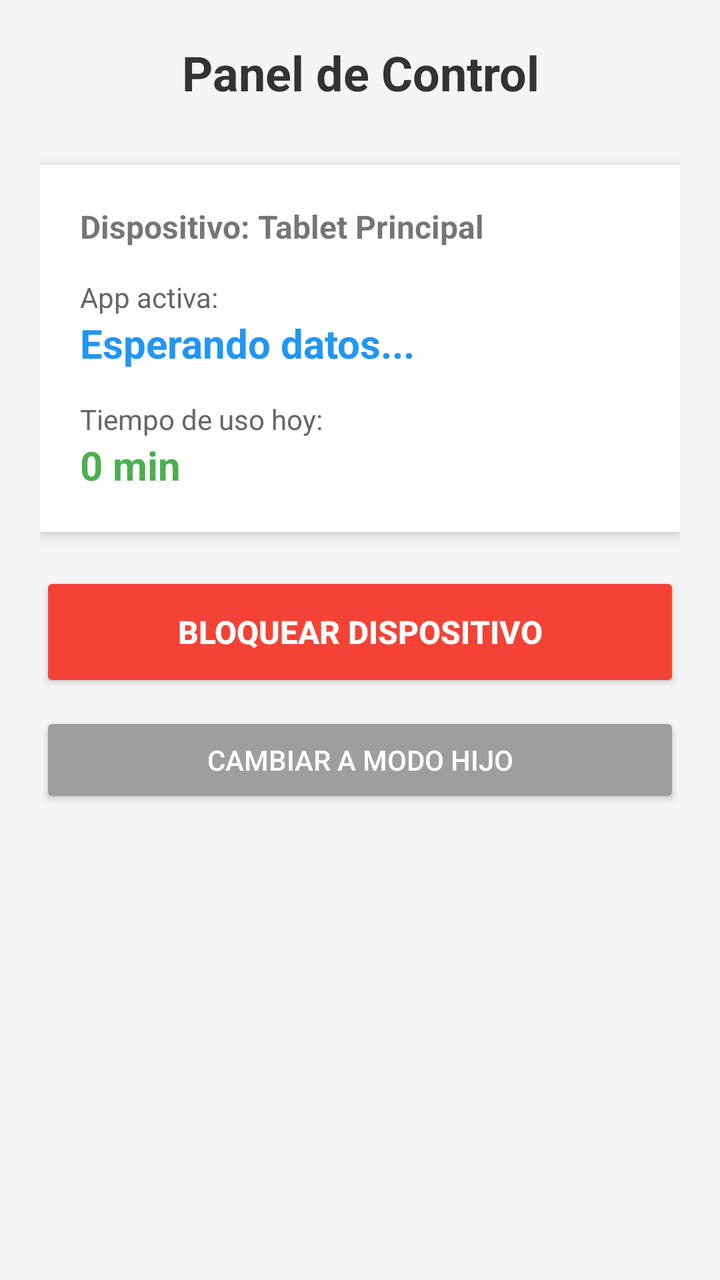
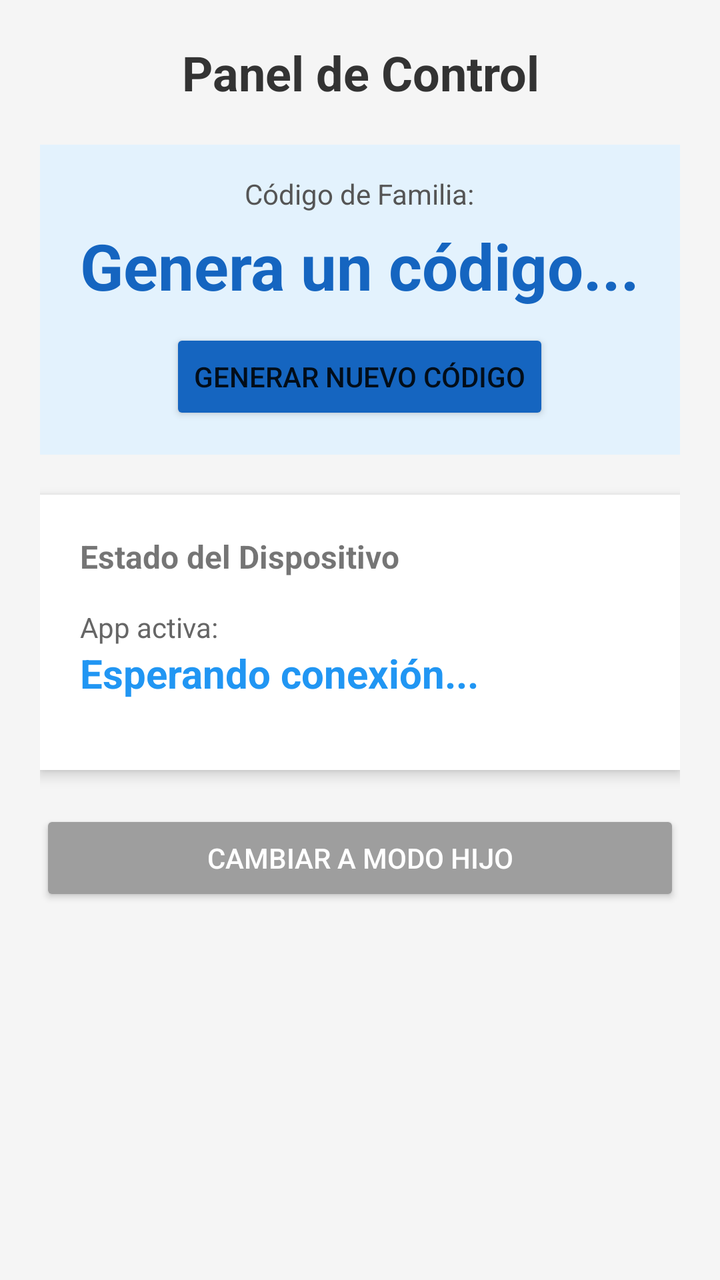

Before-and-after screenshots of an Android layout around one commit, followed by the original layout XML and the change that was made.
<!-- AndroidManifest.xml: application theme AppTheme -->
<!-- res/layout/activity_padre.xml -->
<?xml version="1.0" encoding="utf-8"?>
<LinearLayout xmlns:android="http://schemas.android.com/apk/res/android"
    android:layout_width="match_parent"
    android:layout_height="match_parent"
    android:orientation="vertical"
    android:padding="20dp"
    android:background="#F5F5F5">

    <TextView
        android:layout_width="match_parent"
        android:layout_height="wrap_content"
        android:text="Panel de Control"
        android:textSize="24sp"
        android:textStyle="bold"
        android:textColor="#333333"
        android:gravity="center"
        android:layout_marginBottom="30dp" />

    
    <LinearLayout
        android:layout_width="match_parent"
        android:layout_height="wrap_content"
        android:orientation="vertical"
        android:background="#FFFFFF"
        android:padding="20dp"
        android:layout_marginBottom="20dp"
        android:elevation="4dp">

        <TextView
            android:layout_width="wrap_content"
            android:layout_height="wrap_content"
            android:text="Dispositivo: Tablet Principal"
            android:textSize="16sp"
            android:textStyle="bold"
            android:layout_marginBottom="15dp" />

        <TextView
            android:layout_width="wrap_content"
            android:layout_height="wrap_content"
            android:text="App activa:"
            android:textSize="14sp"
            android:textColor="#666666" />

        <TextView
            android:id="@+id/tv_app_activa"
            android:layout_width="wrap_content"
            android:layout_height="wrap_content"
            android:text="Esperando datos..."
            android:textSize="20sp"
            android:textStyle="bold"
            android:textColor="#2196F3"
            android:layout_marginBottom="15dp" />

        <TextView
            android:layout_width="wrap_content"
            android:layout_height="wrap_content"
            android:text="Tiempo de uso hoy:"
            android:textSize="14sp"
            android:textColor="#666666" />

        <TextView
            android:id="@+id/tv_tiempo_uso"
            android:layout_width="wrap_content"
            android:layout_height="wrap_content"
            android:text="0 min"
            android:textSize="20sp"
            android:textStyle="bold"
            android:textColor="#4CAF50" />

    </LinearLayout>

    
    <Button
        android:id="@+id/btn_bloquear"
        android:layout_width="match_parent"
        android:layout_height="60dp"
        android:text="BLOQUEAR DISPOSITIVO"
        android:textSize="16sp"
        android:textStyle="bold"
        android:backgroundTint="#F44336"
        android:textColor="#FFFFFF"
        android:layout_marginBottom="10dp" />

    <Button
        android:id="@+id/btn_cambiar_rol"
        android:layout_width="match_parent"
        android:layout_height="wrap_content"
        android:text="Cambiar a Modo Hijo"
        android:backgroundTint="#9E9E9E"
        android:textColor="#FFFFFF" />

</LinearLayout>
<!-- resources referenced by this layout -->
<resources>
  <style name="AppTheme" parent="android:Theme.Material.Light.NoActionBar">
          <item name="android:colorPrimary">#6200EE</item>
          <item name="android:colorPrimaryDark">#3700B3</item>
          <item name="android:colorAccent">#03DAC5</item>
      </style>
</resources>

<!-- the commit's change to res/layout/activity_padre.xml (unified diff, before → after) -->
@@ -14,7 +14,43 @@
         android:textStyle="bold"
         android:textColor="#333333"
         android:gravity="center"
-        android:layout_marginBottom="30dp" />
+        android:layout_marginBottom="20dp" />
+
+    
+    <LinearLayout
+        android:layout_width="match_parent"
+        android:layout_height="wrap_content"
+        android:orientation="vertical"
+        android:background="#E3F2FD"
+        android:padding="15dp"
+        android:layout_marginBottom="20dp"
+        android:gravity="center">
+
+        <TextView
+            android:layout_width="wrap_content"
+            android:layout_height="wrap_content"
+            android:text="Código de Familia:"
+            android:textSize="14sp"
+            android:textColor="#555" />
+
+        <TextView
+            android:id="@+id/tv_codigo_familia"
+            android:layout_width="wrap_content"
+            android:layout_height="wrap_content"
+            android:text="Genera un código..."
+            android:textSize="32sp"
+            android:textStyle="bold"
+            android:textColor="#1565C0"
+            android:layout_marginTop="5dp" />
+
+        <Button
+            android:id="@+id/btn_generar_codigo"
+            android:layout_width="wrap_content"
+            android:layout_height="wrap_content"
+            android:text="Generar Nuevo Código"
+            android:layout_marginTop="10dp"
+            android:backgroundTint="#1565C0" />
+    </LinearLayout>
 
     
     <LinearLayout
@@ -29,7 +65,7 @@
         <TextView
             android:layout_width="wrap_content"
             android:layout_height="wrap_content"
-            android:text="Dispositivo: Tablet Principal"
+            android:text="Estado del Dispositivo"
             android:textSize="16sp"
             android:textStyle="bold"
             android:layout_marginBottom="15dp" />
@@ -45,41 +81,12 @@
             android:id="@+id/tv_app_activa"
             android:layout_width="wrap_content"
             android:layout_height="wrap_content"
-            android:text="Esperando datos..."
+            android:text="Esperando conexión..."
             android:textSize="20sp"
             android:textStyle="bold"
             android:textColor="#2196F3"
             android:layout_marginBottom="15dp" />
-
-        <TextView
-            android:layout_width="wrap_content"
-            android:layout_height="wrap_content"
-            android:text="Tiempo de uso hoy:"
-            android:textSize="14sp"
-            android:textColor="#666666" />
-
-        <TextView
-            android:id="@+id/tv_tiempo_uso"
-            android:layout_width="wrap_content"
-            android:layout_height="wrap_content"
-            android:text="0 min"
-            android:textSize="20sp"
-            android:textStyle="bold"
-            android:textColor="#4CAF50" />
-
     </LinearLayout>
-
-    
-    <Button
-        android:id="@+id/btn_bloquear"
-        android:layout_width="match_parent"
-        android:layout_height="60dp"
-        android:text="BLOQUEAR DISPOSITIVO"
-        android:textSize="16sp"
-        android:textStyle="bold"
-        android:backgroundTint="#F44336"
-        android:textColor="#FFFFFF"
-        android:layout_marginBottom="10dp" />
 
     <Button
         android:id="@+id/btn_cambiar_rol"
